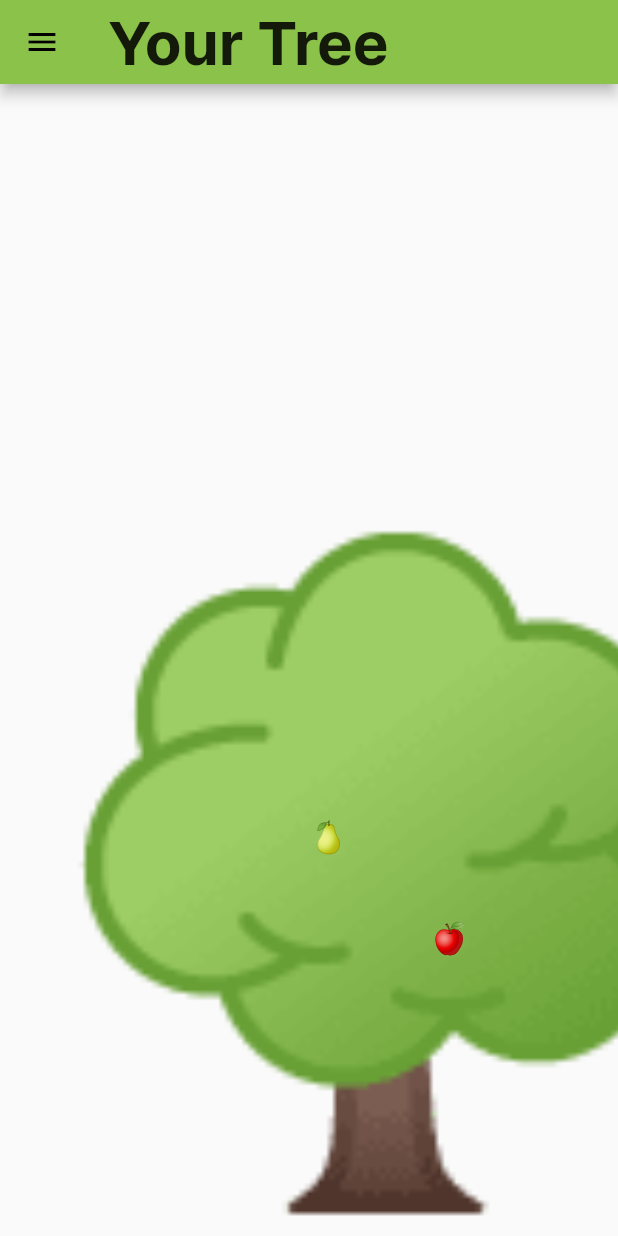
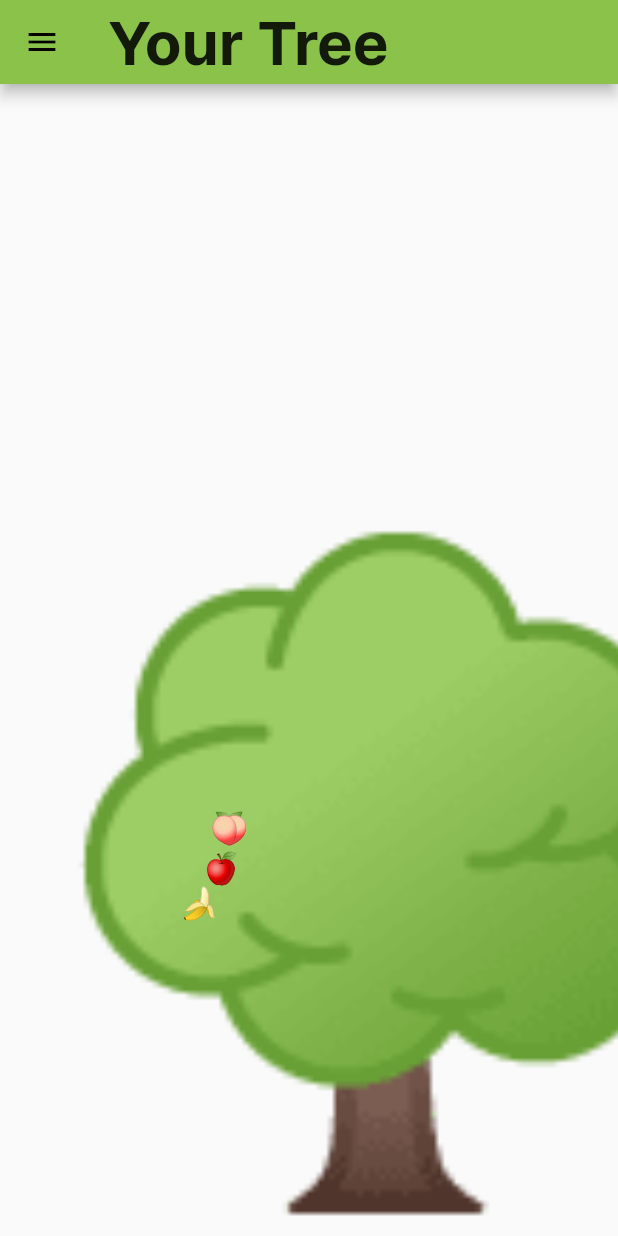
Before and after one commit to learyjk/focus_farmer, a Flutter app: the TreeScreen screen opened by its route, on a phone screen of 412 x 824 dp. Run offline on Flutter 3.47's test engine with Material 2 defaults, Android fonts, the phone set to English and light mode, and no system bars; our stand-ins replace carousel_slider, circular_countdown_timer, numberpicker.

Commit message:
generate tree and fruit

```diff
--- a/lib/main.dart
+++ b/lib/main.dart
@@ -1,5 +1,7 @@
 import 'package:flutter/material.dart';
+import 'package:focus_farmer/providers/fruit_stack.dart';
 import 'package:focus_farmer/screens/tree_screen.dart';
+import 'package:provider/provider.dart';
 import 'screens/timer_select_screen.dart';
 
 //Icons made by Freepik https://www.freepik.comfrom https://www.flaticon.com/
@@ -11,7 +13,9 @@ void main() {
 class MyApp extends StatelessWidget {
   @override
   Widget build(BuildContext context) {
-    return MaterialApp(
+    return ChangeNotifierProvider(
+      create: (context) => FruitStack(),
+      child: MaterialApp(
           title: 'Focus Farmer',
           theme: ThemeData(
             primarySwatch: Colors.lightGreen,
@@ -39,6 +43,7 @@ class MyApp extends StatelessWidget {
           routes: {
             TimerSelectScreen.routeName: (ctx) => TimerSelectScreen(),
             TreeScreen.routeName: (ctx) => TreeScreen(),
-        });
+          }),
+    );
   }
 }
--- /dev/null
+++ b/lib/providers/fruit_stack.dart
@@ -0,0 +1,31 @@
+import 'package:flutter/cupertino.dart';
+import 'package:focus_farmer/providers/stack_item.dart';
+
+class FruitStack with ChangeNotifier {
+  List<StackItem> _fruitStack = [
+    StackItem(
+        id: '1',
+        value: '🍎',
+        xCoord: 135,
+        yCoord: 227,
+        dateTime: DateTime.now()),
+    StackItem(
+        id: '2',
+        value: '🍑',
+        xCoord: 140,
+        yCoord: 200,
+        dateTime: DateTime.now()),
+    StackItem(
+        id: '3',
+        value: '🍌',
+        xCoord: 120,
+        yCoord: 250,
+        dateTime: DateTime.now())
+  ];
+
+  FruitStack();
+
+  List<StackItem> get fruitStack {
+    return [..._fruitStack];
+  }
+}
--- /dev/null
+++ b/lib/providers/stack_item.dart
@@ -0,0 +1,16 @@
+import 'package:flutter/cupertino.dart';
+
+class StackItem {
+  final String id;
+  final Object value;
+  final double xCoord;
+  final double yCoord;
+  final DateTime dateTime;
+
+  StackItem(
+      {@required this.id,
+      @required this.value,
+      @required this.xCoord,
+      @required this.yCoord,
+      @required this.dateTime});
+}
--- a/lib/screens/tree_screen.dart
+++ b/lib/screens/tree_screen.dart
@@ -1,8 +1,11 @@
 import 'package:flutter/material.dart';
 import 'package:focus_farmer/constants.dart';
+import 'package:focus_farmer/providers/stack_item.dart';
 import 'dart:math';
-
+import 'package:focus_farmer/providers/fruit_stack.dart';
 import 'package:focus_farmer/widgets/app_drawer.dart';
+import 'package:focus_farmer/widgets/stack_item_widget.dart';
+import 'package:provider/provider.dart';
 
 class TreeScreen extends StatefulWidget {
   static const String routeName = '/tree-screen';
@@ -29,11 +32,43 @@ class _TreeScreenState extends State<TreeScreen> {
     return [xCoord, yCoord];
   }
 
+  List<Widget> generateTreeAndItemsList() {
+    List<Widget> stackList = [];
+
+    var time = DateTime.now();
+    //var firstCoord = generateRandomPosition(MediaQuery.of(context).size.width * 0.05, MediaQuery.of(context).size.width)
+
+    // Add the tree
+    stackList.add(
+      RichText(
+        text: TextSpan(
+          text: '',
+          children: [
+            TextSpan(
+              text: '🌳',
+              style: TextStyle(fontSize: MediaQuery.of(context).size.width),
+            ),
+          ],
+        ),
+      ),
+    );
+
+    // Add the fruit
+    var fruitToAdd = Provider.of<FruitStack>(context).fruitStack;
+
+    fruitToAdd.map((item) {
+      stackList.add(StackItemWidget(item));
+    }).toList();
+
+    return stackList;
+  }
+
   @override
   Widget build(BuildContext context) {
     double treeSize = MediaQuery.of(context).size.width;
     double fruitSize = MediaQuery.of(context).size.width * 0.05;
     var coord = generateRandomPosition(fruitSize, treeSize);
+    List<Widget> stackList = generateTreeAndItemsList();
 
     return Scaffold(
       appBar: AppBar(
@@ -50,50 +85,7 @@ class _TreeScreenState extends State<TreeScreen> {
           mainAxisAlignment: MainAxisAlignment.end,
           children: [
             Stack(
-              children: [
-                RichText(
-                  text: TextSpan(
-                    text: '',
-                    children: [
-                      TextSpan(
-                        text: '🌳',
-                        style: TextStyle(
-                            fontSize: MediaQuery.of(context).size.width),
-                      ),
-                    ],
-                  ),
-                ),
-                Positioned(
-                  left: coord[0],
-                  top: coord[1],
-                  child: RichText(
-                    text: TextSpan(
-                      text: '',
-                      children: [
-                        TextSpan(
-                          text: '🍎',
-                          style: TextStyle(fontSize: fruitSize),
-                        ),
-                      ],
-                    ),
-                  ),
-                ),
-                Positioned(
-                  left: (MediaQuery.of(context).size.width / 2),
-                  top: treeSize / 2,
-                  child: RichText(
-                    text: TextSpan(
-                      text: '',
-                      children: [
-                        TextSpan(
-                          text: '🍐',
-                          style: TextStyle(fontSize: fruitSize),
-                        ),
-                      ],
-                    ),
-                  ),
-                ),
-              ],
+              children: stackList,
             ),
           ],
         ),
@@ -101,3 +93,21 @@ class _TreeScreenState extends State<TreeScreen> {
     );
   }
 }
+
+// [
+// Positioned(
+// left: (MediaQuery.of(context).size.width / 2),
+// top: treeSize / 2,
+// child: RichText(
+// text: TextSpan(
+// text: '',
+// children: [
+// TextSpan(
+// text: '🍐',
+// style: TextStyle(fontSize: fruitSize),
+// ),
+// ],
+// ),
+// ),
+// ),
+// ]
--- /dev/null
+++ b/lib/widgets/stack_item_widget.dart
@@ -0,0 +1,29 @@
+import 'package:flutter/material.dart';
+import 'package:focus_farmer/providers/stack_item.dart';
+
+class StackItemWidget extends StatelessWidget {
+  final StackItem item;
+
+  StackItemWidget(this.item);
+
+  @override
+  Widget build(BuildContext context) {
+    double fruitSize = MediaQuery.of(context).size.width * 0.05;
+
+    return Positioned(
+      left: item.xCoord,
+      top: item.yCoord,
+      child: RichText(
+        text: TextSpan(
+          text: '',
+          children: [
+            TextSpan(
+              text: item.value,
+              style: TextStyle(fontSize: fruitSize),
+            ),
+          ],
+        ),
+      ),
+    );
+  }
+}
--- a/pubspec.yaml
+++ b/pubspec.yaml
@@ -31,6 +31,7 @@ dependencies:
   circular_countdown_timer: ^0.1.0
   numberpicker: ^2.0.0
   carousel_slider: ^3.0.0
+  provider: ^5.0.0
 
 dev_dependencies:
   flutter_test:
```
Also changed, not shown: pubspec.lock. Lines whose indentation alone changed are shown as unchanged.
